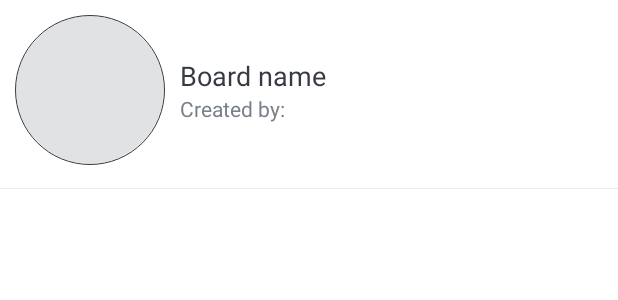
After one commit to perooo1/OrganizeMe-App, an Android app: the layout item_board.xml on its own in the app's theme, with its tools: preview values and no code run, on a phone screen of 412 x 824 dp. The commit adds this screen. Shown: the top 300 px of the screen. Run offline under Robolectric (Android 15) with nearby library versions, the phone set to English and light mode, and no system bars.

Commit message:
added recyclerView but it's not showing firestore data?

```diff
--- a/app/build.gradle
+++ b/app/build.gradle
@@ -48,6 +48,7 @@ dependencies {
     implementation 'com.google.android.material:material:1.2.1'
     implementation 'androidx.constraintlayout:constraintlayout:2.0.1'
     implementation 'com.google.android.material:material:1.3.0'
+    implementation 'androidx.recyclerview:recyclerview:1.2.0'
 
     implementation 'com.google.firebase:firebase-auth:21.0.1'
     implementation 'com.google.firebase:firebase-firestore:23.0.0'
--- a/app/src/main/java/com/plenart/organizeme/utils/Constants.kt
+++ b/app/src/main/java/com/plenart/organizeme/utils/Constants.kt
@@ -18,6 +18,7 @@ object Constants {
     const val IMAGE: String = "image"
     const val NAME: String = "name"
     const val MOBILE: String = "mobile"
+    const val ASSIGNED_TO: String = "assignedTo"
 
     const val READ_STORAGE_PERMISSION_CODE = 1;
     const val PICK_IMAGE_REQUEST_CODE = 2;
--- /dev/null
+++ b/app/src/main/res/layout/item_board.xml
@@ -0,0 +1,65 @@
+<?xml version="1.0" encoding="utf-8"?>
+<LinearLayout xmlns:android="http://schemas.android.com/apk/res/android"
+    android:layout_width="match_parent"
+    android:layout_height="wrap_content"
+    xmlns:app="http://schemas.android.com/apk/res-auto"
+    xmlns:tools="http://schemas.android.com/tools"
+    android:background="?attr/selectableItemBackground"
+    android:orientation="vertical"
+    android:layout_marginBottom="@dimen/item_board_content_marginBottom">
+
+    <LinearLayout
+        android:layout_width="match_parent"
+        android:layout_height="wrap_content"
+        android:gravity="center_vertical"
+        android:orientation="horizontal"
+        android:padding="@dimen/item_board_content_padding"
+        >
+
+        <de.hdodenhof.circleimageview.CircleImageView
+            android:id="@+id/iv_board_image_item_board"
+            android:layout_width="@dimen/board_image_size"
+            android:layout_height="@dimen/board_image_size"
+            android:contentDescription="@string/intro_screen_image_contentDescription"
+            android:src="@drawable/ic_board_place_holder"
+            app:civ_border_color="@color/primary_text_color"
+            app:civ_border_width="@dimen/item_board_image_circular_border_width"
+            />
+
+        <LinearLayout
+            android:layout_width="match_parent"
+            android:layout_height="wrap_content"
+            android:orientation="vertical"
+            android:layout_marginStart="@dimen/item_board_name_layout_marginStart"
+            >
+
+            <TextView
+                android:id="@+id/tv_name_item_board"
+                android:layout_width="match_parent"
+                android:layout_height="wrap_content"
+                android:textColor="@color/primary_text_color"
+                android:textSize="@dimen/item_board_name_text_size"
+                tools:text="@string/board_name"
+                />
+
+            <TextView
+                android:id="@+id/tv_created_by_item_board"
+                android:layout_width="match_parent"
+                android:layout_height="wrap_content"
+                android:textColor="@color/secondary_text_color"
+                android:textSize="@dimen/item_board_created_by_text_size"
+                tools:text="@string/created_by"
+                />
+
+        </LinearLayout>
+
+    </LinearLayout>
+
+    <View
+        android:layout_width="match_parent"
+        android:layout_height="@dimen/item_board_divider_height"
+        android:layout_marginTop="@dimen/item_board_divider_marginTop"
+        android:background="@color/divider_color"
+        />
+
+</LinearLayout>
--- a/app/src/main/res/values/colors.xml
+++ b/app/src/main/res/values/colors.xml
@@ -21,4 +21,6 @@
 
     <color name="snackbar_error_color">#F72400</color>
 
+    <color name="divider_color">#EAEAEA</color>
+
 </resources>
--- a/app/src/main/res/values/dimens.xml
+++ b/app/src/main/res/values/dimens.xml
@@ -67,6 +67,18 @@
     <dimen name="create_board_til_marginTop">25dp</dimen>
     <dimen name="create_board_btn_marginTop">30dp</dimen>
 
+    <!-- contentMain -->
+    <dimen name="main_screen_content_padding">16dp</dimen>
+    <dimen name="no_boards_available_text_size">16sp</dimen>
+    <dimen name="item_board_content_marginBottom">10dp</dimen>
+    <dimen name="item_board_content_padding">10dp</dimen>
+    <dimen name="item_board_image_size">60dp</dimen>
+    <dimen name="item_board_image_circular_border_width">0.5dp</dimen>
+    <dimen name="item_board_name_layout_marginStart">10dp</dimen>
+    <dimen name="item_board_name_text_size">18sp</dimen>
+    <dimen name="item_board_created_by_text_size">14sp</dimen>
+    <dimen name="item_board_divider_marginTop">5dp</dimen>
+    <dimen name="item_board_divider_height">0.3dp</dimen>
 
 
 </resources>
--- a/app/src/main/res/values/strings.xml
+++ b/app/src/main/res/values/strings.xml
@@ -24,5 +24,7 @@
     <string name="create_board_title">Create Board</string>
     <string name="create">Create</string>
     <string name="board_name">Board name</string>
+    <string name="no_boards_available">No boards available!</string>
+    <string name="created_by">Created by:</string>
 
 </resources>
```
Also changed, not shown: app/src/main/java/com/plenart/organizeme/activities/MainActivity.kt (+42 -4 lines), app/src/main/java/com/plenart/organizeme/adapters/BoardItemsAdapter.kt (added, +57 -0 lines), app/src/main/java/com/plenart/organizeme/firebase/FirestoreClass.kt (+27 -2 lines), app/src/main/java/com/plenart/organizeme/interfaces/BoardItemClickInterface.kt (added, +7 -0 lines), app/src/main/java/com/plenart/organizeme/models/Board.kt (+5 -2 lines), app/src/main/res/layout/main_content.xml (+34 -10 lines).
